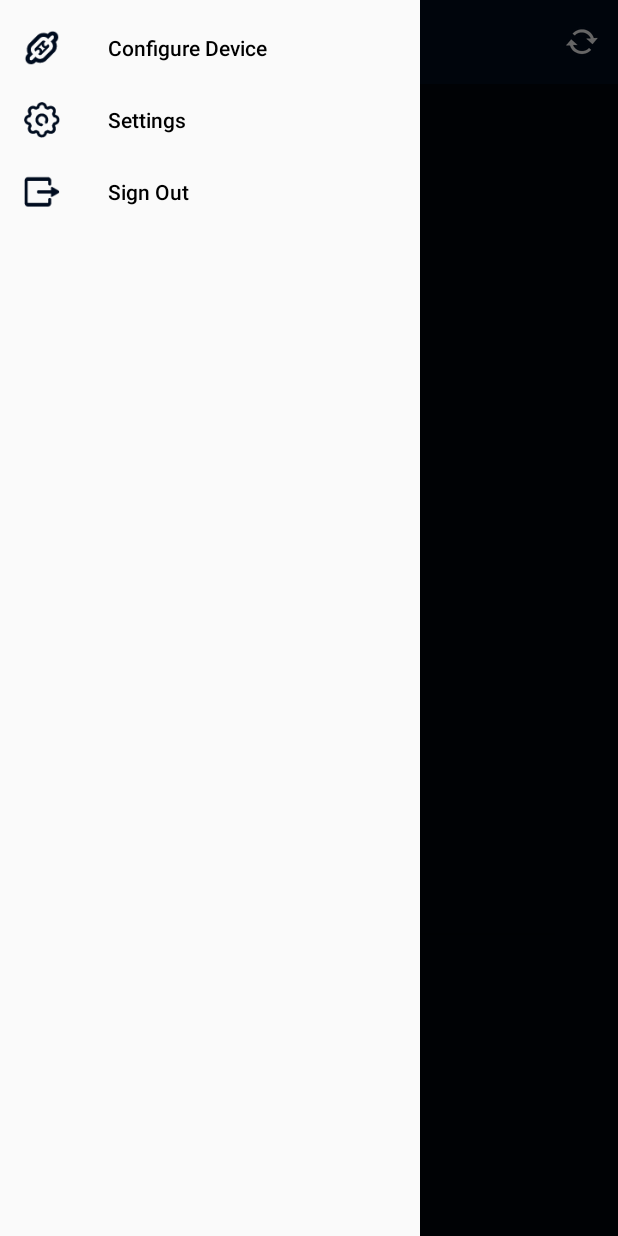
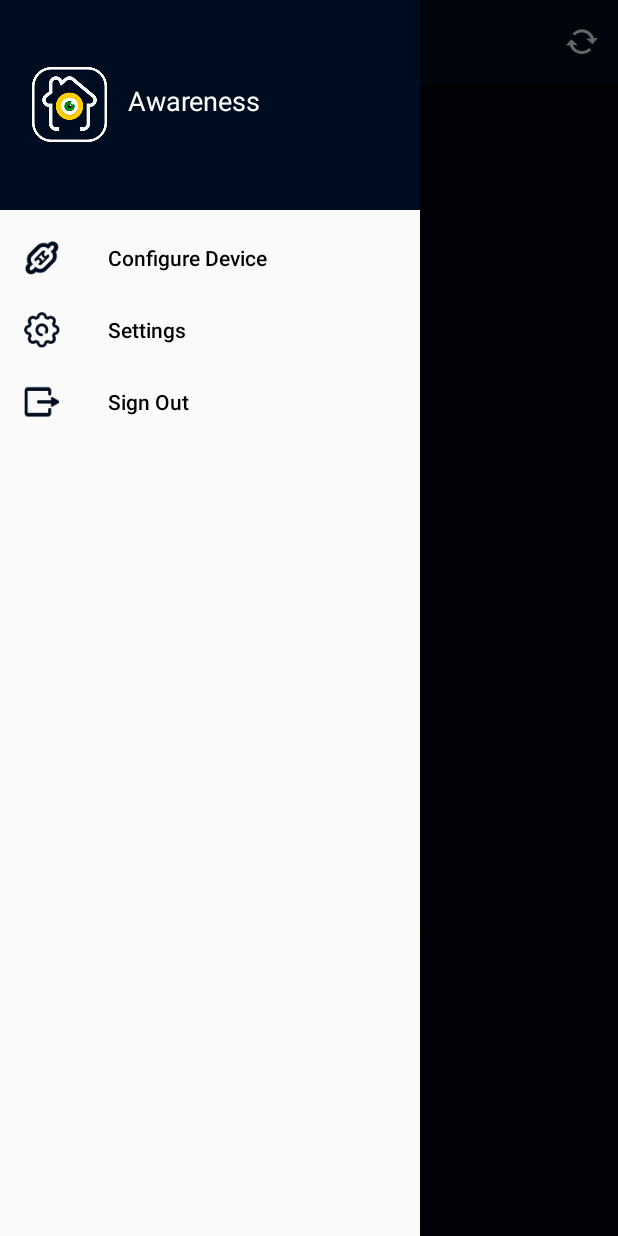
Before and after one commit to ankitrajan/Awareness, an Android app: the MyAccountActivity screen opened directly, with no data from a screen before it, with the side drawer open, on a phone screen of 412 x 824 dp. Run offline under Robolectric (Android 15) with nearby library versions, the phone set to English and light mode, and no system bars; our stand-ins replace Firebase (no records; nobody signed in at launch, a user with empty details on screens opened directly); libraries missing offline, so code that uses them is left out: com.github.mikephil.charting; plain views replace PieChart; 8 statements that could not run were skipped.

Commit message:
UI/Ux changes 15/3/2018 nav header

```diff
--- a/app/src/main/res/layout/activity_my_account.xml
+++ b/app/src/main/res/layout/activity_my_account.xml
@@ -54,7 +54,8 @@
         android:layout_gravity="start"
         android:fitsSystemWindows="true"
         app:itemTextColor="@android:color/black"
-        app:menu="@menu/menu_my_account">
+        app:menu="@menu/menu_my_account"
+        app:headerLayout="@layout/nav_header">
 
     </android.support.design.widget.NavigationView>
 
--- /dev/null
+++ b/app/src/main/res/layout/nav_header.xml
@@ -0,0 +1,29 @@
+<?xml version="1.0" encoding="utf-8"?>
+<RelativeLayout xmlns:android="http://schemas.android.com/apk/res/android"
+    xmlns:app="http://schemas.android.com/apk/res-auto"
+    xmlns:tools="http://schemas.android.com/tools"
+    android:layout_width="match_parent"
+    android:layout_height="140dp"
+    android:background="#000C1F">
+
+    <ImageView
+        android:id="@+id/imageView5"
+        android:layout_width="50dp"
+        android:layout_height="50dp"
+        android:layout_alignParentStart="true"
+        android:layout_centerVertical="true"
+        android:layout_marginStart="21dp"
+        app:srcCompat="@mipmap/ic_awareness" />
+
+    <TextView
+        android:id="@+id/awarenessheader"
+        android:layout_width="100dp"
+        android:layout_height="30dp"
+        android:layout_centerVertical="true"
+        android:layout_marginStart="14dp"
+        android:layout_toEndOf="@+id/imageView5"
+        android:text="Awareness"
+        android:textAlignment="gravity"
+        android:textColor="@android:color/white"
+        android:textSize="18sp" />
+</RelativeLayout>
```
